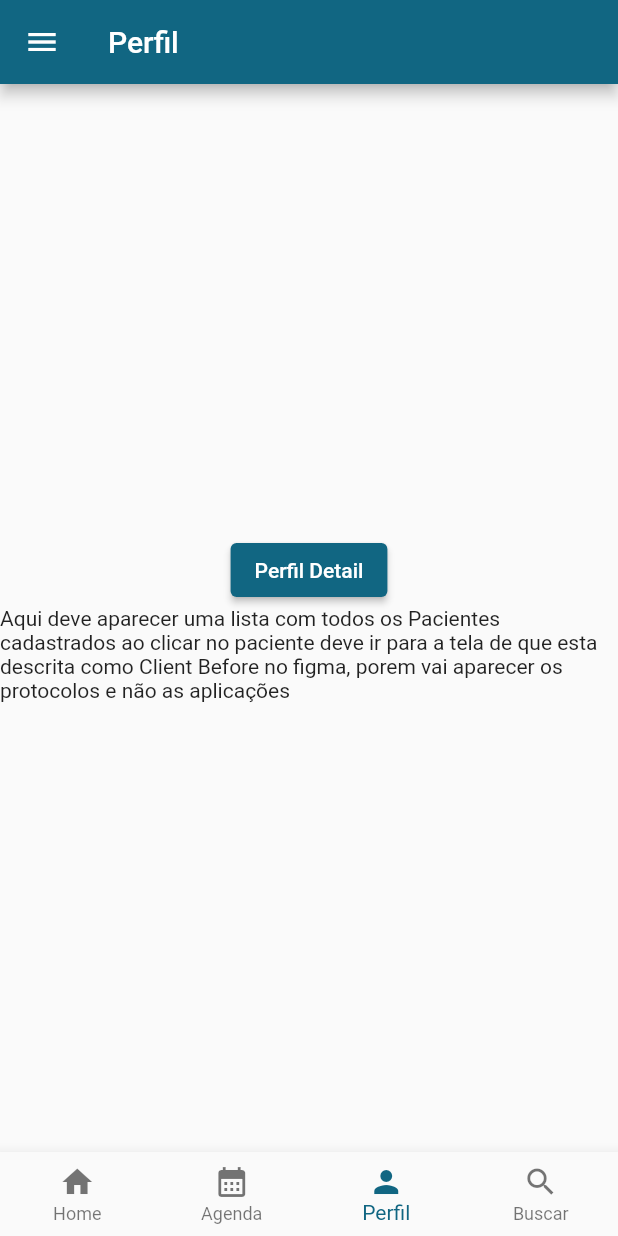
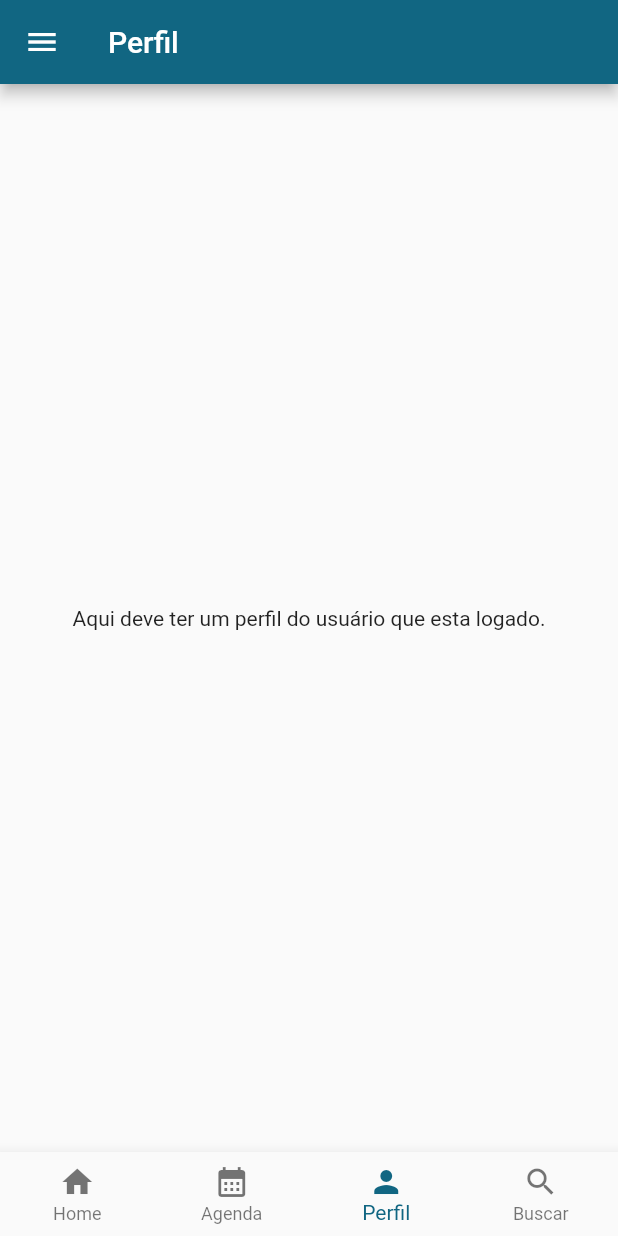
Before and after one commit to danielfransa/AppAbaFlutter, a Flutter app: the screen it shows after launch, item 3 of the bottom bar chosen, on a phone screen of 412 x 824 dp. Run offline on Flutter 3.47's test engine with Material 3 defaults, Android fonts, the phone set to English and light mode, and no system bars; network calls fail.

Commit message:
Ajuste nas rotas e navegação do app

```diff
--- a/lib/pages/application_details.dart
+++ b/lib/pages/application_details.dart
@@ -14,7 +14,7 @@ class ApplicationDetails extends StatelessWidget {
         children: [
           Center(
             child: Text(
-                "Tela para detalhes dos protocolos lançados, informativos e relatórios"),
+                "Tela para detalhes dos protocolos lançados, como (Quem aplicou, quando, porcentagem de acerto, teve alguma ajuda, nº de acerto e nº de erros...) informativos e relatórios"),
           )
         ],
       ),
--- a/lib/pages/buscar.dart
+++ b/lib/pages/buscar.dart
@@ -1,4 +1,4 @@
-import 'package:aba_app/pages/perfil_detail.dart';
+import 'package:aba_app/pages/client_detail.dart';
 import 'package:flutter/material.dart';
 
 class Buscar extends StatelessWidget {
@@ -14,11 +14,11 @@ class Buscar extends StatelessWidget {
               Navigator.push(
                 context,
                 MaterialPageRoute(
-                  builder: ((context) => const PerfilDetails()),
+                  builder: ((context) => const ClientDetail()),
                 ),
               );
             },
-            child: const Text('Perfil Detail')),
+            child: const Text('Client Detail')),
         const Center(
           child: Text(
               "Um botão de procurar que apos a busca dever trazer uma lista e ao clicar leva para a mesma pagina de perfil_detail que a tela perfil mostra."),
--- a/lib/pages/perfil_detail.dart
+++ b/lib/pages/client_detail.dart
@@ -1,14 +1,14 @@
 import 'package:aba_app/pages/protocol_detail.dart';
 import 'package:flutter/material.dart';
 
-class PerfilDetails extends StatelessWidget {
-  const PerfilDetails({super.key});
+class ClientDetail extends StatelessWidget {
+  const ClientDetail({super.key});
 
   @override
   Widget build(BuildContext context) {
     return Scaffold(
       appBar: AppBar(
-        title: const Text('Detalhes e Protocolos'),
+        title: const Text('Detalhes do Cliente e os links para Protocolos'),
       ),
       body: Column(
         mainAxisAlignment: MainAxisAlignment.center,
--- a/lib/pages/perfil.dart
+++ b/lib/pages/perfil.dart
@@ -1,4 +1,3 @@
-import 'package:aba_app/pages/perfil_detail.dart';
 import 'package:flutter/material.dart';
 
 class Perfil extends StatelessWidget {
@@ -6,22 +5,11 @@ class Perfil extends StatelessWidget {
 
   @override
   Widget build(BuildContext context) {
-    return Column(
+    return const Column(
       mainAxisAlignment: MainAxisAlignment.center,
       children: [
-        ElevatedButton(
-            onPressed: () {
-              Navigator.push(
-                context,
-                MaterialPageRoute(
-                  builder: ((context) => const PerfilDetails()),
-                ),
-              );
-            },
-            child: const Text('Perfil Detail')),
-        const Center(
-          child: Text(
-              "Aqui deve aparecer uma lista com todos os Pacientes cadastrados ao clicar no paciente deve ir para a tela de que esta descrita como Client Before no figma, porem vai aparecer os protocolos e não as aplicações"),
+        Center(
+          child: Text("Aqui deve ter um perfil do usuário que esta logado."),
         )
       ],
     );
--- a/lib/pages/protocol_detail.dart
+++ b/lib/pages/protocol_detail.dart
@@ -9,7 +9,7 @@ class ProtocolDetail extends StatelessWidget {
   Widget build(BuildContext context) {
     return Scaffold(
       appBar: AppBar(
-        title: const Text('Detalhes e Protocolos'),
+        title: const Text('Detalhes do Protocolos e Aplicar um Novo Protocolo'),
       ),
       body: Column(
         mainAxisAlignment: MainAxisAlignment.center,
```
Also changed, not shown: lib/pages/agenda.dart (+19 -4 lines).
